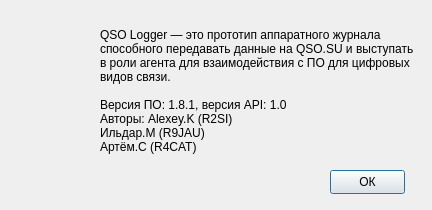
qsosu/logger, file about.ui: the form before one commit.
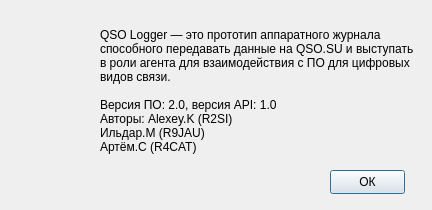
The form after the commit. Icons and pictures are not drawn.

```diff
--- a/about.ui
+++ b/about.ui
@@ -94,7 +94,7 @@
 в роли агента для взаимодействия с ПО для цифровых 
 видов связи.
 
-Версия ПО: 1.8.1, версия API: 1.0
+Версия ПО: 2.0, версия API: 1.0
 Авторы: Alexey.K (R2SI)
 Ильдар.М (R9JAU)
 Артём.С (R4CAT)</string>
```
